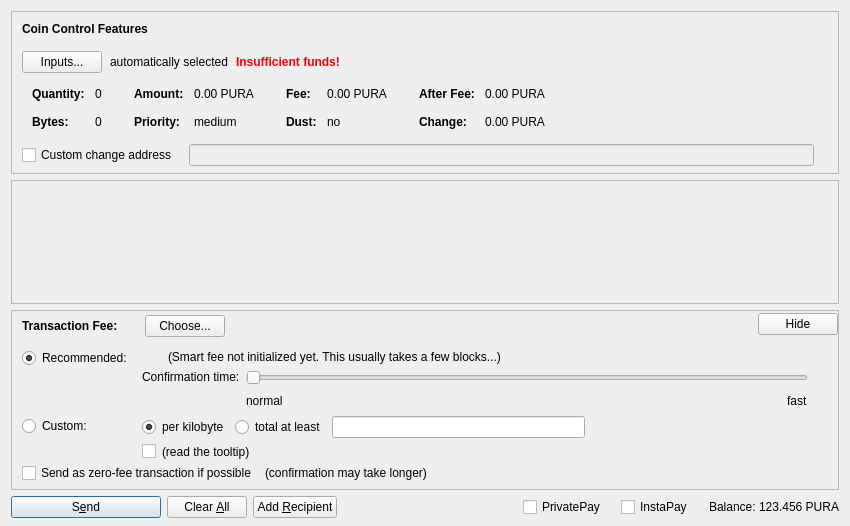
This is src/qt/forms/sendcoinsdialog.ui in folsocial/FOL as Qt 5 draws it before an edit. The edited form follows.
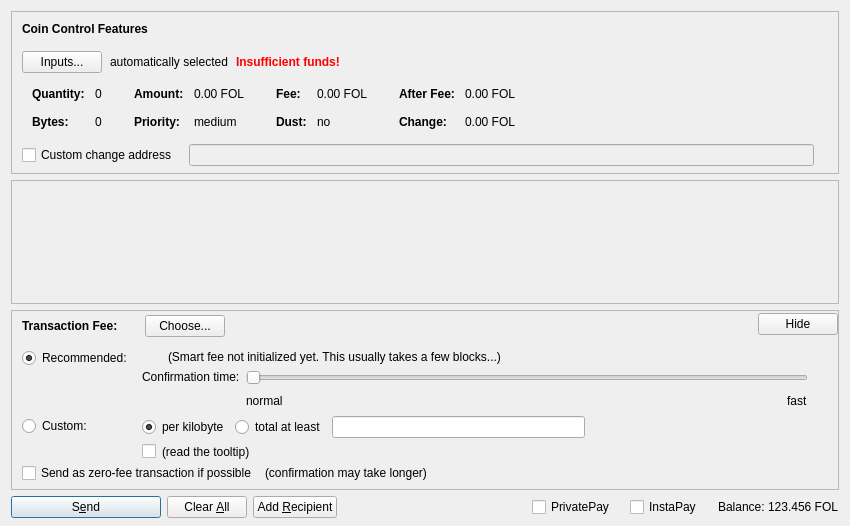
This is the edited form. Custom widgets are drawn as their Qt base class.

Commit message: clone PURA for testing & studying

```diff
--- a/src/qt/forms/sendcoinsdialog.ui
+++ b/src/qt/forms/sendcoinsdialog.ui
@@ -324,7 +324,7 @@
                   <enum>Qt::ActionsContextMenu</enum>
                  </property>
                  <property name="text">
-                  <string notr="true">0.00 PURA</string>
+                  <string notr="true">0.00 FOL</string>
                  </property>
                  <property name="textInteractionFlags">
                   <set>Qt::LinksAccessibleByMouse|Qt::TextSelectableByKeyboard|Qt::TextSelectableByMouse</set>
@@ -404,7 +404,7 @@
                   <enum>Qt::ActionsContextMenu</enum>
                  </property>
                  <property name="text">
-                  <string notr="true">0.00 PURA</string>
+                  <string notr="true">0.00 FOL</string>
                  </property>
                  <property name="textInteractionFlags">
                   <set>Qt::LinksAccessibleByMouse|Qt::TextSelectableByKeyboard|Qt::TextSelectableByMouse</set>
@@ -484,7 +484,7 @@
                   <enum>Qt::ActionsContextMenu</enum>
                  </property>
                  <property name="text">
-                  <string notr="true">0.00 PURA</string>
+                  <string notr="true">0.00 FOL</string>
                  </property>
                  <property name="textInteractionFlags">
                   <set>Qt::LinksAccessibleByMouse|Qt::TextSelectableByKeyboard|Qt::TextSelectableByMouse</set>
@@ -513,7 +513,7 @@
                   <enum>Qt::ActionsContextMenu</enum>
                  </property>
                  <property name="text">
-                  <string notr="true">0.00 PURA</string>
+                  <string notr="true">0.00 FOL</string>
                  </property>
                  <property name="textInteractionFlags">
                   <set>Qt::LinksAccessibleByMouse|Qt::TextSelectableByKeyboard|Qt::TextSelectableByMouse</set>
@@ -1366,7 +1366,7 @@
           <cursorShape>IBeamCursor</cursorShape>
          </property>
          <property name="text">
-          <string notr="true">123.456 PURA</string>
+          <string notr="true">123.456 FOL</string>
          </property>
          <property name="textInteractionFlags">
           <set>Qt::LinksAccessibleByMouse|Qt::TextSelectableByKeyboard|Qt::TextSelectableByMouse</set>
```
The commit also changes 184 other files.
